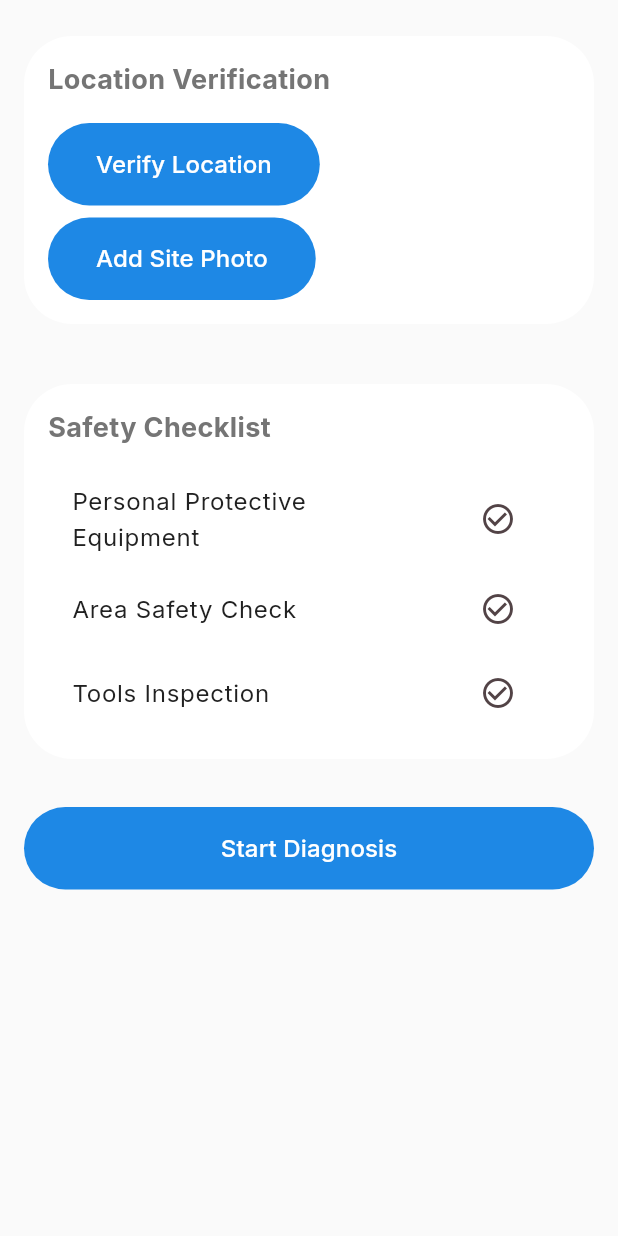
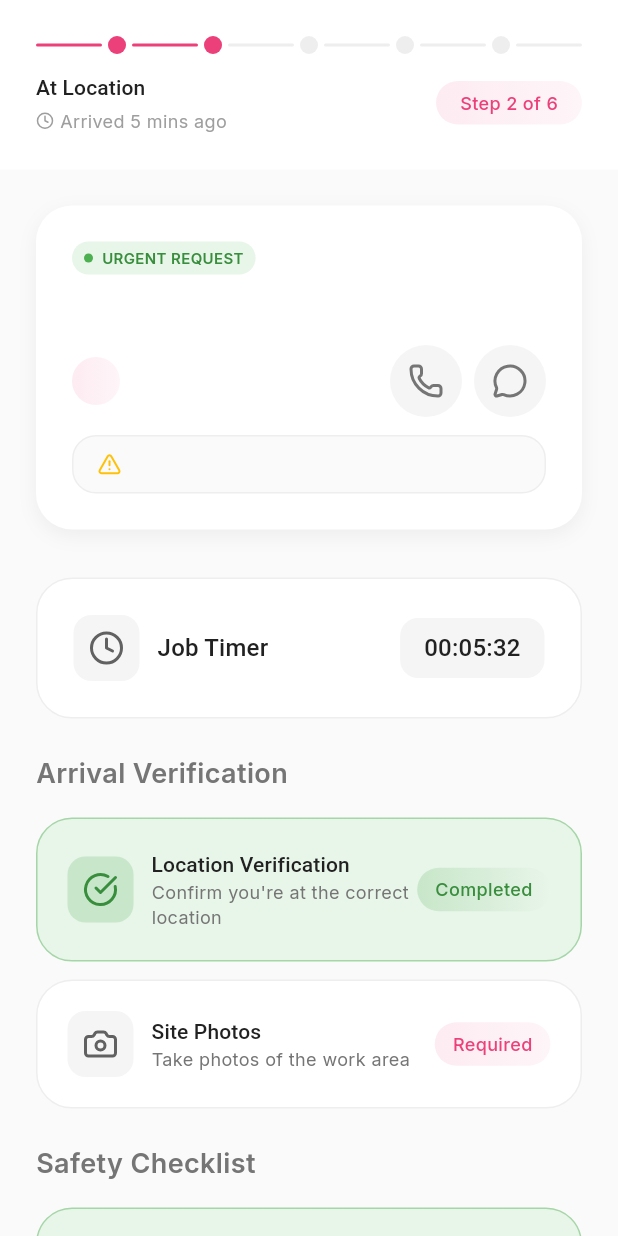
Before and after one commit to Albaraazain/voltzy_version_3, a Flutter app: the AtLocationView screen opened directly with empty values, on a phone screen of 412 x 824 dp. Run offline on Flutter 3.47's test engine with Material 3 defaults, Android fonts, the phone set to English and light mode, and no system bars; our stand-ins replace flashy_tab_bar2, flutter_riverpod, freezed_annotation, go_router, google_fonts, loading_animation_widget and 3 more; generated files the repository leaves out were written again.

Commit message:
refactor: Redesign AtLocationView with enhanced UI and improved user flow

```diff
--- a/lib/features/professional/screens/job_stages/at_location_view.dart
+++ b/lib/features/professional/screens/job_stages/at_location_view.dart
@@ -14,99 +14,163 @@ class AtLocationView extends ConsumerWidget {
     final atLocationState = ref.watch(atLocationStateProvider);
 
     return Scaffold(
-      body: SafeArea(
+      body: Container(
+        color: Colors.grey[50],
+        child: SafeArea(
           child: switch (atLocationState) {
-          AsyncData<void>() => _buildContent(context, ref, job),
+            AsyncData<void>() => _buildContent(context, ref),
             AsyncLoading<void>() =>
               const Center(child: CircularProgressIndicator()),
-          AsyncError<void>(error: final e) => Center(
-              child: Text('Error: ${e.toString()}'),
-            ),
+            AsyncError<void>(error: final e) =>
+              Center(child: Text('Error: ${e.toString()}')),
             _ => const Center(child: Text('Unknown state')),
           },
-      ),
-    );
-  }
-
-  Widget _buildContent(BuildContext context, WidgetRef ref, Job job) {
-    return Padding(
-      padding: const EdgeInsets.all(16.0),
-      child: Column(
-        crossAxisAlignment: CrossAxisAlignment.stretch,
-        children: [
-          // Location Verification Section
-          _buildLocationVerification(context, ref),
-          const SizedBox(height: 24),
-
-          // Safety Checklist Section
-          _buildSafetyChecklist(context, ref),
-          const SizedBox(height: 24),
-
-          // Start Diagnosis Button
-          ElevatedButton(
-            onPressed: () => _startDiagnosis(ref, job),
-            child: const Text('Start Diagnosis'),
-          ),
-        ],
-      ),
-    );
-  }
-
-  Widget _buildLocationVerification(BuildContext context, WidgetRef ref) {
-    return Card(
-      child: Padding(
-        padding: const EdgeInsets.all(16.0),
-        child: Column(
-          crossAxisAlignment: CrossAxisAlignment.start,
-          children: [
-            const Text(
-              'Location Verification',
-              style: TextStyle(fontSize: 18, fontWeight: FontWeight.bold),
-            ),
-            const SizedBox(height: 16),
-            ElevatedButton(
-              onPressed: () => _verifyLocation(ref),
-              child: const Text('Verify Location'),
-            ),
-            const SizedBox(height: 8),
-            ElevatedButton(
-              onPressed: () => _addSitePhoto(ref),
-              child: const Text('Add Site Photo'),
-            ),
-          ],
         ),
       ),
     );
   }
 
-  Widget _buildSafetyChecklist(BuildContext context, WidgetRef ref) {
-    return Card(
-      child: Padding(
-        padding: const EdgeInsets.all(16.0),
+  Widget _buildContent(BuildContext context, WidgetRef ref) {
+    return SingleChildScrollView(
       child: Column(
-          crossAxisAlignment: CrossAxisAlignment.start,
+        crossAxisAlignment: CrossAxisAlignment.stretch,
         children: [
+          _StageIndicator(
+            stages: [
+              'En Route',
+              'At Location',
+              'Diagnosis',
+              'Quote',
+              'In Progress',
+              'Complete'
+            ],
+          ),
+          _JobHeader(
+            client: job.homeownerName,
+            address: job.location.address,
+            serviceType: job.title,
+          ),
+          Padding(
+            padding: const EdgeInsets.symmetric(horizontal: 24, vertical: 8),
+            child: Column(
+              crossAxisAlignment: CrossAxisAlignment.stretch,
+              children: [
+                const _TimerDisplay(elapsedTime: '00:05:32'),
+                const SizedBox(height: 24),
+
+                // Verification Section
+                const Text(
+                  'Arrival Verification',
+                  style: TextStyle(
+                    fontSize: 18,
+                    fontWeight: FontWeight.w600,
+                  ),
+                ),
+                const SizedBox(height: 16),
+                Column(
+                  children: [
+                    _VerificationCard(
+                      title: 'Location Verification',
+                      icon: LucideIcons.checkCircle,
+                      description: 'Confirm you\'re at the correct location',
+                      status: 'completed',
+                      onVerify: () => _verifyLocation(ref),
+                    ),
+                    const SizedBox(height: 12),
+                    _VerificationCard(
+                      title: 'Site Photos',
+                      icon: LucideIcons.camera,
+                      description: 'Take photos of the work area',
+                      status: 'pending',
+                      onVerify: () => _addSitePhoto(ref),
+                    ),
+                  ],
+                ),
+                const SizedBox(height: 24),
+
+                // Safety Checklist
                 const Text(
                   'Safety Checklist',
-              style: TextStyle(fontSize: 18, fontWeight: FontWeight.bold),
+                  style: TextStyle(
+                    fontSize: 18,
+                    fontWeight: FontWeight.w600,
+                  ),
                 ),
                 const SizedBox(height: 16),
-            // Add safety checklist items here
-            _buildSafetyItem(ref, 'ppe', 'Personal Protective Equipment'),
-            _buildSafetyItem(ref, 'area', 'Area Safety Check'),
-            _buildSafetyItem(ref, 'tools', 'Tools Inspection'),
+                Column(
+                  children: [
+                    _SafetyCheck(
+                      icon: LucideIcons.shield,
+                      title: 'Personal Protective Equipment',
+                      status: true,
+                      onToggle: () => _toggleSafetyItem(ref, 'ppe'),
+                    ),
+                    const SizedBox(height: 12),
+                    _SafetyCheck(
+                      icon: LucideIcons.alertTriangle,
+                      title: 'Area Safety Check',
+                      status: false,
+                      onToggle: () => _toggleSafetyItem(ref, 'area'),
+                    ),
+                    const SizedBox(height: 12),
+                    _SafetyCheck(
+                      icon: LucideIcons.wrench,
+                      title: 'Tools Inspection',
+                      status: false,
+                      onToggle: () => _toggleSafetyItem(ref, 'tools'),
+                    ),
+                  ],
+                ),
+                const SizedBox(height: 32),
+
+                // Start Diagnosis Button
+                Container(
+                  decoration: BoxDecoration(
+                    gradient: LinearGradient(
+                      colors: [
+                        Theme.of(context).colorScheme.primary,
+                        Theme.of(context).colorScheme.primary.withOpacity(0.8),
+                      ],
+                      begin: Alignment.centerLeft,
+                      end: Alignment.centerRight,
+                    ),
+                    borderRadius: BorderRadius.circular(16),
+                    boxShadow: [
+                      BoxShadow(
+                        color: Theme.of(context)
+                            .colorScheme
+                            .primary
+                            .withOpacity(0.2),
+                        blurRadius: 16,
+                        offset: const Offset(0, 8),
+                      ),
+                    ],
+                  ),
+                  child: ElevatedButton(
+                    onPressed: () => _startDiagnosis(ref, job),
+                    style: ElevatedButton.styleFrom(
+                      backgroundColor: Colors.transparent,
+                      shadowColor: Colors.transparent,
+                      padding: const EdgeInsets.symmetric(vertical: 16),
+                      shape: RoundedRectangleBorder(
+                        borderRadius: BorderRadius.circular(16),
+                      ),
+                    ),
+                    child: const Text(
+                      'Start Diagnosis',
+                      style: TextStyle(
+                        fontSize: 16,
+                        fontWeight: FontWeight.w600,
+                        color: Colors.white,
+                      ),
+                    ),
+                  ),
+                ),
+                const SizedBox(height: 32),
               ],
             ),
           ),
-    );
-  }
-
-  Widget _buildSafetyItem(WidgetRef ref, String id, String title) {
-    return ListTile(
-      title: Text(title),
-      trailing: IconButton(
-        icon: const Icon(Icons.check_circle_outline),
-        onPressed: () => _toggleSafetyItem(ref, id),
+        ],
       ),
     );
   }
@@ -121,7 +185,6 @@ class AtLocationView extends ConsumerWidget {
 
   Future<void> _addSitePhoto(WidgetRef ref) async {
     try {
-      // TODO: Implement photo capture logic
       await ref
           .read(atLocationStateProvider.notifier)
           .addSitePhoto('photo_url');
@@ -140,27 +203,40 @@ class AtLocationView extends ConsumerWidget {
 
   Future<void> _startDiagnosis(WidgetRef ref, Job job) async {
     try {
-      final canStart =
-          await ref.read(atLocationStateProvider.notifier).canStartDiagnosis();
-      if (canStart) {
       await ref.read(atLocationStateProvider.notifier).startDiagnosis(job);
-      }
+      if (!ref.context.mounted) return;
+
+      // Show success message
+      ScaffoldMessenger.of(ref.context).showSnackBar(
+        const SnackBar(
+          content: Text('Starting diagnosis...'),
+          backgroundColor: Colors.green,
+        ),
+      );
     } catch (e) {
-      debugPrint('Error starting diagnosis: $e');
+      if (!ref.context.mounted) return;
+
+      // Show error message
+      ScaffoldMessenger.of(ref.context).showSnackBar(
+        SnackBar(
+          content: Text(e.toString()),
+          backgroundColor: Colors.red,
+        ),
+      );
     }
   }
 }
 
 class _StageIndicator extends StatelessWidget {
+  final List<String> stages;
+
   const _StageIndicator({required this.stages});
-
-  final List<String> stages;
 
   @override
   Widget build(BuildContext context) {
     return Container(
       color: Colors.white,
-      padding: const EdgeInsets.all(16),
+      padding: const EdgeInsets.all(24),
       child: Column(
         children: [
           Row(
@@ -169,12 +245,12 @@ class _StageIndicator extends StatelessWidget {
                 final stageIndex = index ~/ 2;
                 return Expanded(
                   child: Container(
-                    height: 3,
+                    height: 2,
                     decoration: BoxDecoration(
                       color: stageIndex <= 1
                           ? Theme.of(context).colorScheme.primary
                           : Colors.grey[200],
-                      borderRadius: BorderRadius.circular(1.5),
+                      borderRadius: BorderRadius.circular(1),
                     ),
                   ),
                 );
@@ -202,9 +278,12 @@ class _StageIndicator extends StatelessWidget {
               }
             }),
           ),
-          const SizedBox(height: 8),
+          const SizedBox(height: 12),
           Row(
             mainAxisAlignment: MainAxisAlignment.spaceBetween,
+            children: [
+              Column(
+                crossAxisAlignment: CrossAxisAlignment.start,
                 children: [
                   Text(
                     'At Location',
@@ -212,9 +291,29 @@ class _StageIndicator extends StatelessWidget {
                           fontWeight: FontWeight.w500,
                         ),
                   ),
+                  const SizedBox(height: 4),
+                  Row(
+                    children: [
+                      Icon(
+                        LucideIcons.clock,
+                        size: 12,
+                        color: Colors.grey[500],
+                      ),
+                      const SizedBox(width: 4),
+                      Text(
+                        'Arrived 5 mins ago',
+                        style: TextStyle(
+                          fontSize: 12,
+                          color: Colors.grey[500],
+                        ),
+                      ),
+                    ],
+                  ),
+                ],
+              ),
               Container(
                 padding:
-                    const EdgeInsets.symmetric(horizontal: 12, vertical: 6),
+                    const EdgeInsets.symmetric(horizontal: 16, vertical: 6),
                 decoration: BoxDecoration(
                   gradient: LinearGradient(
                     colors: [
@@ -242,32 +341,43 @@ class _StageIndicator extends StatelessWidget {
 }
 
 class _JobHeader extends StatelessWidget {
+  final String client;
+  final String address;
+  final String serviceType;
+
   const _JobHeader({
     required this.client,
     required this.address,
     required this.serviceType,
   });
 
-  final String client;
-  final String address;
-  final String serviceType;
-
   @override
   Widget build(BuildContext context) {
-    final theme = Theme.of(context);
-
-    return Container(
-      padding: const EdgeInsets.all(16),
+    return Padding(
+      padding: const EdgeInsets.all(24),
+      child: Container(
+        padding: const EdgeInsets.all(24),
+        decoration: BoxDecoration(
           color: Colors.white,
+          borderRadius: BorderRadius.circular(24),
+          boxShadow: [
+            BoxShadow(
+              color: Colors.black.withOpacity(0.05),
+              blurRadius: 10,
+              offset: const Offset(0, 4),
+            ),
+          ],
+        ),
         child: Column(
           crossAxisAlignment: CrossAxisAlignment.start,
           children: [
             Row(
               children: [
                 Container(
-                padding: const EdgeInsets.symmetric(horizontal: 8, vertical: 4),
+                  padding:
+                      const EdgeInsets.symmetric(horizontal: 8, vertical: 4),
                   decoration: BoxDecoration(
-                  color: theme.colorScheme.error.withOpacity(0.1),
+                    color: Colors.green[50],
                     borderRadius: BorderRadius.circular(16),
                   ),
                   child: Row(
@@ -277,7 +387,7 @@ class _JobHeader extends StatelessWidget {
                         width: 6,
                         height: 6,
                         decoration: BoxDecoration(
-                        color: theme.colorScheme.error,
+                          color: Colors.green[500],
                           shape: BoxShape.circle,
                         ),
                       ),
@@ -285,7 +395,7 @@ class _JobHeader extends StatelessWidget {
                       Text(
                         'URGENT REQUEST',
                         style: TextStyle(
-                        color: theme.colorScheme.error,
+                          color: Colors.green[700],
                           fontSize: 10,
                           fontWeight: FontWeight.w600,
                         ),
@@ -298,7 +408,7 @@ class _JobHeader extends StatelessWidget {
             const SizedBox(height: 12),
             Text(
               serviceType,
-            style: theme.textTheme.titleLarge?.copyWith(
+              style: Theme.of(context).textTheme.titleLarge?.copyWith(
                     fontWeight: FontWeight.bold,
                   ),
             ),
@@ -311,17 +421,20 @@ class _JobHeader extends StatelessWidget {
                   decoration: BoxDecoration(
                     gradient: LinearGradient(
                       colors: [
-                      theme.colorScheme.primary.withOpacity(0.1),
-                      theme.colorScheme.primary.withOpacity(0.05),
+                        Theme.of(context).colorScheme.primary.withOpacity(0.1),
+                        Theme.of(context).colorScheme.primary.withOpacity(0.05),
                       ],
                     ),
                     borderRadius: BorderRadius.circular(16),
                   ),
                   alignment: Alignment.center,
                   child: Text(
-                  client.split(' ').map((e) => e[0]).join(''),
+                    client
+                        .split(' ')
+                        .map((e) => e.isNotEmpty ? e[0] : '')
+                        .join(''),
                     style: TextStyle(
-                    color: theme.colorScheme.primary,
+                      color: Theme.of(context).colorScheme.primary,
                       fontWeight: FontWeight.w600,
                     ),
                   ),
@@ -329,8 +442,9 @@ class _JobHeader extends StatelessWidget {
                 const SizedBox(width: 12),
                 Text(
                   client,
-                style: theme.textTheme.bodyLarge?.copyWith(
+                  style: TextStyle(
                     color: Colors.grey[700],
+                    fontSize: 16,
                   ),
                 ),
                 const Spacer(),
@@ -362,13 +476,14 @@ class _JobHeader extends StatelessWidget {
                   Icon(
                     LucideIcons.alertTriangle,
                     size: 16,
-                  color: theme.colorScheme.error,
+                    color: Colors.amber[500],
                   ),
                   const SizedBox(width: 8),
                   Expanded(
                     child: Text(
                       address,
-                    style: theme.textTheme.bodySmall?.copyWith(
+                      style: TextStyle(
+                        fontSize: 12,
                         color: Colors.grey[600],
                       ),
                     ),
@@ -378,19 +493,20 @@ class _JobHeader extends StatelessWidget {
             ),
           ],
         ),
+      ),
     );
   }
 }
 
 class _TimerDisplay extends StatelessWidget {
+  final String elapsedTime;
+
   const _TimerDisplay({required this.elapsedTime});
-
-  final String elapsedTime;
 
   @override
   Widget build(BuildContext context) {
     return Container(
-      padding: const EdgeInsets.all(16),
+      padding: const EdgeInsets.all(24),
       decoration: BoxDecoration(
         color: Colors.white,
         borderRadius: BorderRadius.circular(24),
@@ -437,29 +553,26 @@ class _TimerDisplay extends StatelessWidget {
 }
 
 class _VerificationCard extends StatelessWidget {
+  final String title;
+  final IconData icon;
+  final String description;
+  final String status;
+  final VoidCallback onVerify;
+
   const _VerificationCard({
     required this.title,
     required this.icon,
     required this.description,
     required this.status,
     required this.onVerify,
-    this.photos = const [],
   });
-
-  final String title;
-  final IconData icon;
-  final String description;
-  final String status;
-  final VoidCallback onVerify;
-  final List<String> photos;
 
   @override
   Widget build(BuildContext context) {
-    final theme = Theme.of(context);
     final isCompleted = status == 'completed';
 
     return Container(
-      padding: const EdgeInsets.all(16),
+      padding: const EdgeInsets.all(20),
       decoration: BoxDecoration(
         color: isCompleted ? Colors.green[50] : Colors.white,
         borderRadius: BorderRadius.circular(24),
@@ -490,13 +603,14 @@ class _VerificationCard extends StatelessWidget {
                   children: [
                     Text(
                       title,
-                      style: theme.textTheme.titleSmall?.copyWith(
+                      style: Theme.of(context).textTheme.titleSmall?.copyWith(
                             fontWeight: FontWeight.w500,
                           ),
                     ),
                     Text(
                       description,
-                      style: theme.textTheme.bodySmall?.copyWith(
+                      style: TextStyle(
+                        fontSize: 12,
                         color: Colors.grey[600],
                       ),
                     ),
@@ -511,8 +625,14 @@ class _VerificationCard extends StatelessWidget {
                     colors: isCompleted
                         ? [Colors.green[100]!, Colors.green[50]!]
                         : [
-                            theme.colorScheme.primary.withOpacity(0.1),
-                            theme.colorScheme.primary.withOpacity(0.05)
+                            Theme.of(context)
+                                .colorScheme
+                                .primary
+                                .withOpacity(0.1),
+                            Theme.of(context)
+                                .colorScheme
+                                .primary
+                                .withOpacity(0.05),
                           ],
                   ),
                   borderRadius: BorderRadius.circular(16),
@@ -522,7 +642,7 @@ class _VerificationCard extends StatelessWidget {
                   style: TextStyle(
                     color: isCompleted
                         ? Colors.green[700]
-                        : theme.colorScheme.primary,
+                        : Theme.of(context).colorScheme.primary,
                     fontSize: 12,
                     fontWeight: FontWeight.w500,
                   ),
@@ -530,26 +650,6 @@ class _VerificationCard extends StatelessWidget {
               ),
             ],
           ),
-          if (photos.isNotEmpty) ...[
-            const SizedBox(height: 16),
-            SizedBox(
-              height: 80,
-              child: ListView.separated(
-                scrollDirection: Axis.horizontal,
-                itemCount: photos.length + (photos.length < 4 ? 1 : 0),
-                separatorBuilder: (context, index) => const SizedBox(width: 8),
-                itemBuilder: (context, index) {
-                  if (index == photos.length) {
-                    return _AddPhotoButton(onTap: onVerify);
-                  }
-                  return _PhotoThumbnail(imageUrl: photos[index]);
-                },
-              ),
-            ),
-          ] else if (title == 'Site Photos') ...[
-            const SizedBox(height: 16),
-            _AddPhotoButton(onTap: onVerify),
-          ],
         ],
       ),
     );
@@ -557,6 +657,11 @@ class _VerificationCard extends StatelessWidget {
 }
 
 class _SafetyCheck extends StatelessWidget {
+  final IconData icon;
+  final String title;
+  final bool status;
+  final VoidCallback onToggle;
+
   const _SafetyCheck({
     required this.icon,
     required this.title,
@@ -564,17 +669,10 @@ class _SafetyCheck extends StatelessWidget {
     required this.onToggle,
   });
 
-  final IconData icon;
-  final String title;
-  final bool status;
-  final VoidCallback onToggle;
-
   @override
   Widget build(BuildContext context) {
-    final theme = Theme.of(context);
-
     return Container(
-      padding: const EdgeInsets.all(16),
+      padding: const EdgeInsets.all(20),
       decoration: BoxDecoration(
         color: status ? Colors.green[50] : Colors.white,
         borderRadius: BorderRadius.circular(24),
@@ -599,7 +697,7 @@ class _SafetyCheck extends StatelessWidget {
           Expanded(
             child: Text(
               title,
-              style: theme.textTheme.titleSmall?.copyWith(
+              style: Theme.of(context).textTheme.titleSmall?.copyWith(
                     fontWeight: FontWeight.w500,
                   ),
             ),
@@ -638,13 +736,13 @@ class _SafetyCheck extends StatelessWidget {
 }
 
 class _ActionButton extends StatelessWidget {
+  final IconData icon;
+  final VoidCallback onPressed;
+
   const _ActionButton({
     required this.icon,
     required this.onPressed,
   });
-
-  final IconData icon;
-  final VoidCallback onPressed;
 
   @override
   Widget build(BuildContext context) {
@@ -661,49 +759,3 @@ class _ActionButton extends StatelessWidget {
     );
   }
 }
-
-class _AddPhotoButton extends StatelessWidget {
-  const _AddPhotoButton({required this.onTap});
-
-  final VoidCallback onTap;
-
-  @override
-  Widget build(BuildContext context) {
-    return GestureDetector(
-      onTap: onTap,
-      child: Container(
-        width: 80,
-        height: 80,
-        decoration: BoxDecoration(
-          border: Border.all(color: Colors.grey[300]!),
-          borderRadius: BorderRadius.circular(12),
-        ),
-        child: Icon(
-          LucideIcons.camera,
-          color: Colors.grey[400],
-        ),
-      ),
-    );
-  }
-}
-
-class _PhotoThumbnail extends StatelessWidget {
-  const _PhotoThumbnail({required this.imageUrl});
-
-  final String imageUrl;
-
-  @override
-  Widget build(BuildContext context) {
-    return Container(
-      width: 80,
-      height: 80,
-      decoration: BoxDecoration(
-        borderRadius: BorderRadius.circular(12),
-        image: DecorationImage(
-          image: NetworkImage(imageUrl),
-          fit: BoxFit.cover,
-        ),
-      ),
-    );
-  }
-}
```
Lines whose indentation alone changed are shown as unchanged.
